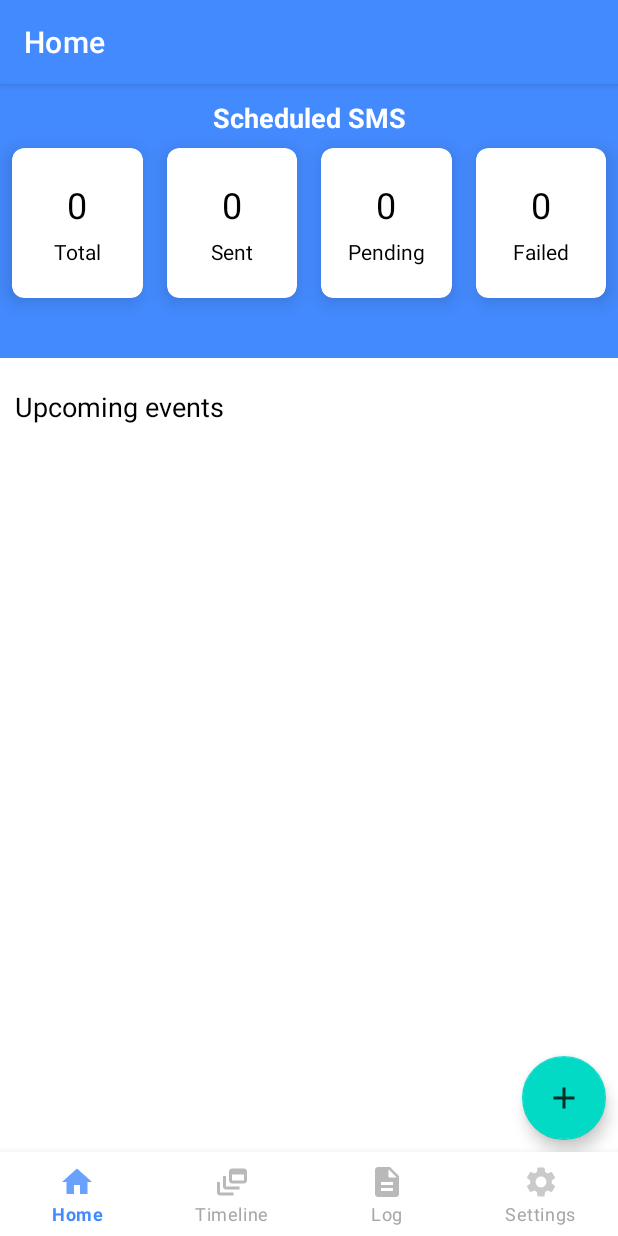
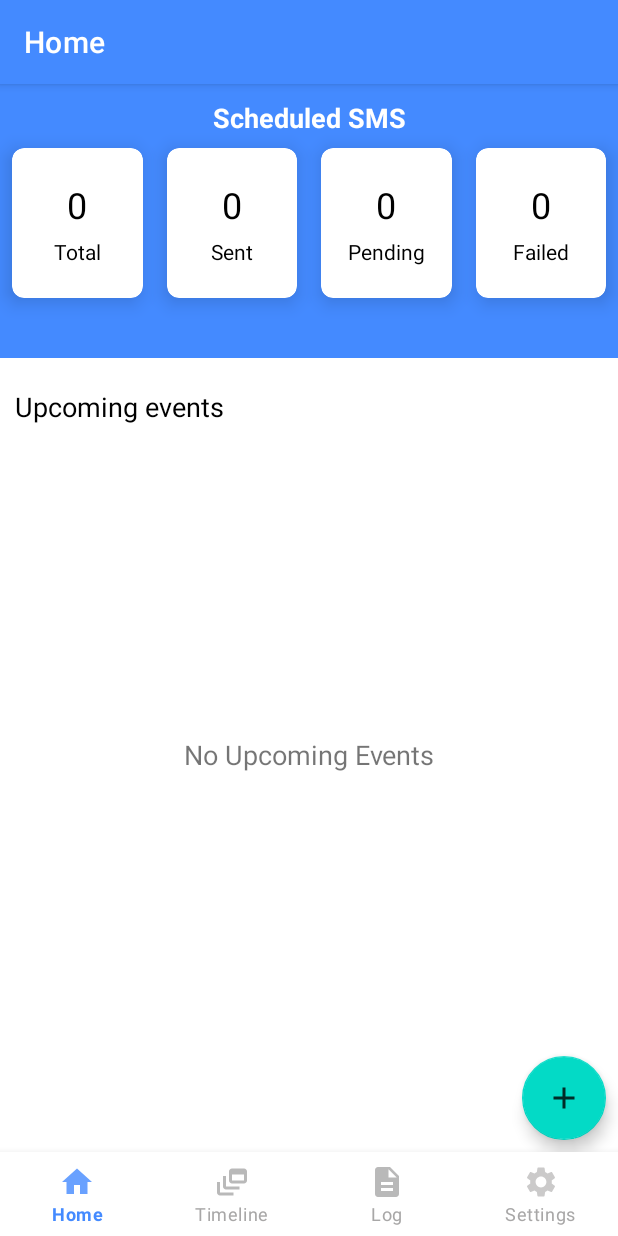
Before and after one commit to tanvir-ahmod/SMS-Scheduler, an Android app: the screen it shows after launch (MainActivity), on a phone screen of 412 x 824 dp. Run offline under Robolectric (Android 15) with nearby library versions, the light colour scheme and no system bars; our stand-ins replace Dagger/Hilt's generated code, Room's generated code, navigation-ui; libraries missing offline, so code that uses them is left out: androidx.hilt.lifecycle.

Commit message:
Fix no data text not showing for upcoming events

```diff
--- a/app/src/main/java/com/example/scheduledmessenger/ui/home/HomeFragment.kt
+++ b/app/src/main/java/com/example/scheduledmessenger/ui/home/HomeFragment.kt
@@ -75,6 +75,8 @@ class HomeFragment : BaseFragment<HomeViewModel, FragmentHomeBinding>() {
                 } else {
                     mViewModel.getUpcomingEvents()
                 }
+            } else {
+                mViewBinding.tvNoDataFound.visibility = View.VISIBLE
             }
         })
     }
```
